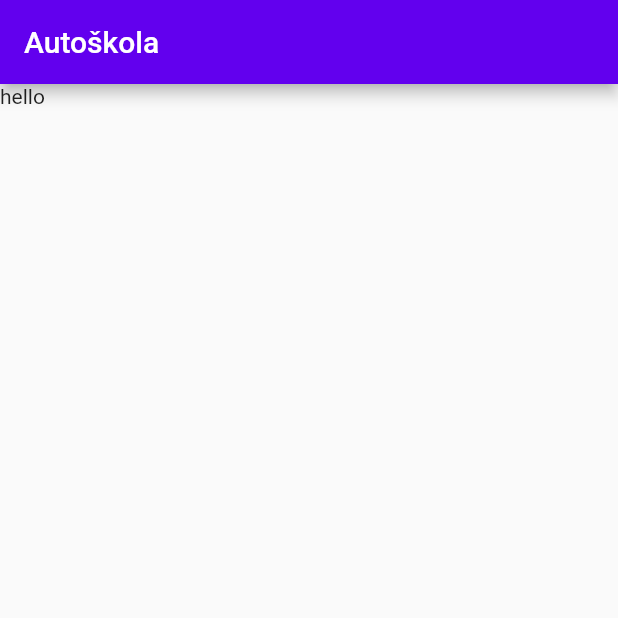
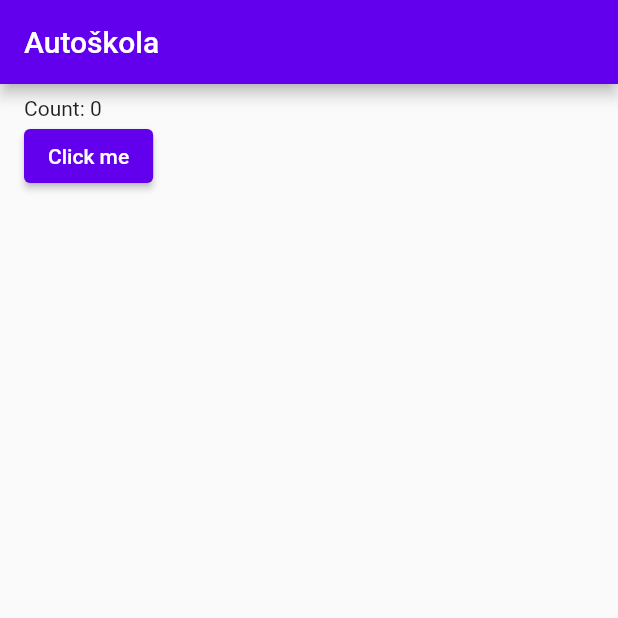
Before and after one commit to TomixUG/drivingschool, a Flutter app: the screen it shows after launch, on a phone screen of 412 x 824 dp, the top half of it. Run offline on Flutter 3.47's test engine with Material 2 defaults, Android fonts, the phone set to English and light mode, and no system bars; our stand-ins replace get.

Commit message:
home_view controller testing

```diff
--- a/lib/main.dart
+++ b/lib/main.dart
@@ -7,7 +7,7 @@ void main() {
   runApp(GetMaterialApp(
     initialRoute: '/',
     getPages: [
-      GetPage(name: '/', page: () => const Home()),
+      GetPage(name: '/', page: () => HomeView()),
       // GetPage(name: '/second', page: () => Second()),
     ],
     theme: ThemeData(
--- a/lib/views/home_view/home_view.dart
+++ b/lib/views/home_view/home_view.dart
@@ -1,21 +1,36 @@
+import 'package:drivingschool/views/home_view/home_view_controller.dart';
 import 'package:flutter/material.dart';
-import 'package:flutter/widgets.dart';
+import 'package:get/get.dart';
 
-class Home extends StatefulWidget {
-  const Home({super.key});
+class HomeView extends StatelessWidget {
+  HomeView({super.key});
 
-  @override
-  State<Home> createState() => _HomeState();
-}
+  HomeViewController homeController = Get.put(HomeViewController());
 
-class _HomeState extends State<Home> {
   @override
   Widget build(BuildContext context) {
     return Scaffold(
       appBar: AppBar(
         title: const Text("Autoškola"),
       ),
-      body: const Text("hello"),
+      body: Container(
+        margin: const EdgeInsets.only(left: 16.0, right: 16.0, top: 8.0, bottom: 8.0),
+        child: Column(
+          mainAxisAlignment: MainAxisAlignment.start,
+          crossAxisAlignment: CrossAxisAlignment.start,
+          children: [
+            Obx(
+              () => Text("Count: ${homeController.clicked}"),
+            ),
+            ElevatedButton(
+              child: const Text("Click me"),
+              onPressed: () {
+                homeController.userClicked();
+              },
+            ),
+          ],
+        ),
+      ),
     );
   }
 }
--- a/lib/views/home_view/home_view_controller.dart
+++ b/lib/views/home_view/home_view_controller.dart
@@ -0,0 +1,10 @@
+import 'package:get/get.dart';
+import 'package:get/get_state_manager/get_state_manager.dart';
+
+class HomeViewController extends GetxController {
+  RxInt clicked = 0.obs;
+
+  void userClicked() {
+    clicked.value += 1;
+  }
+}
```
